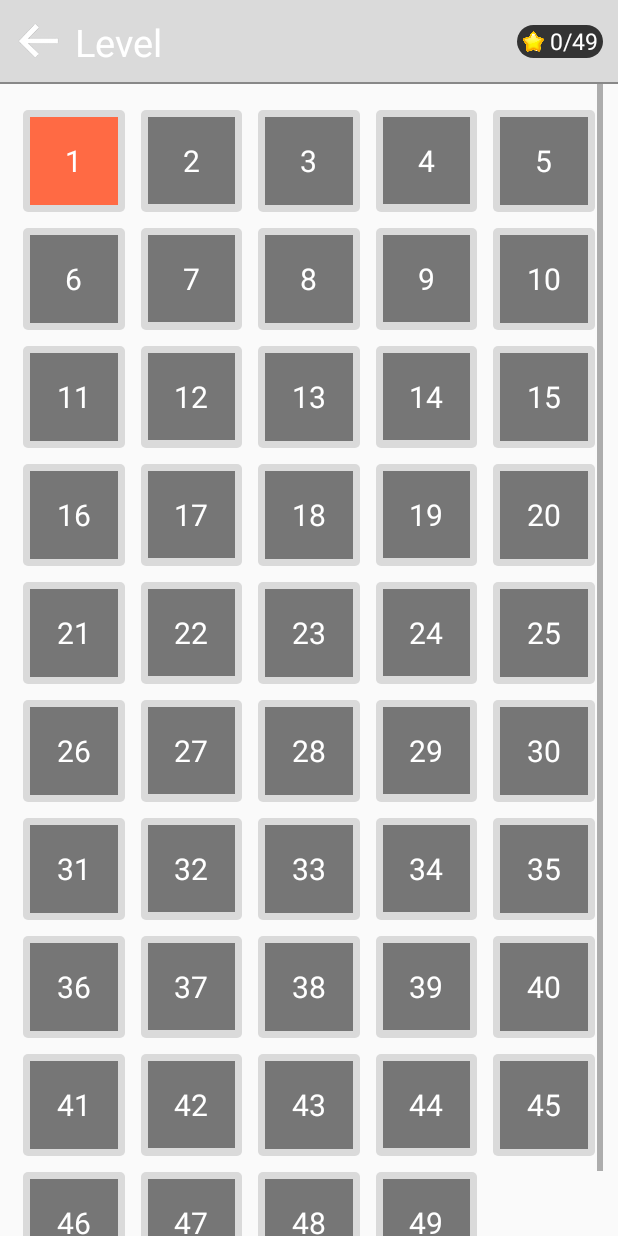
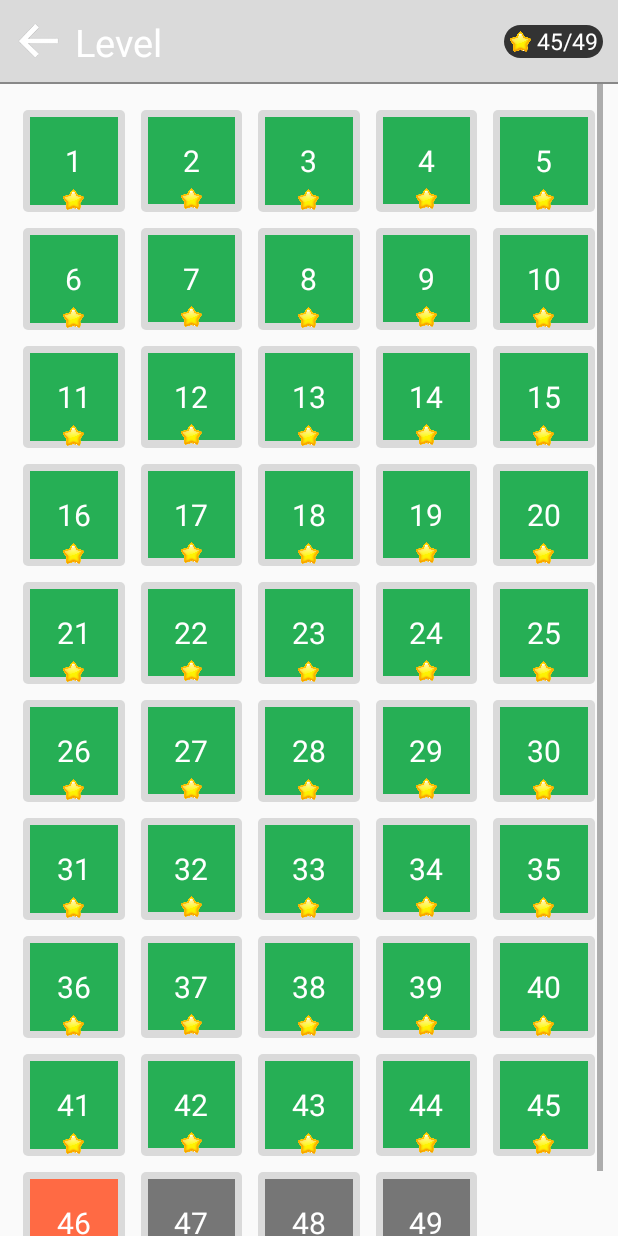
Before and after one commit to houhuang/Fill, an Android app: the screen it shows after launch (MapActivity), after a tap on an icon or button, on a phone screen of 412 x 824 dp. Run offline under Robolectric (Android 15) with nearby library versions, the phone set to English and light mode, and no system bars; libraries missing offline, so code that uses them is left out: junit.framework.

Commit message:
no message

```diff
--- a/app/src/main/java/com/jd/fill/config/Config.java
+++ b/app/src/main/java/com/jd/fill/config/Config.java
@@ -46,10 +46,11 @@ public class Config extends Application {
         super.onCreate();
 
         mSp = getSharedPreferences(SP_DATA_STORGE, 0);
-        mCurrentLevel = mSp.getInt(KEY_CURRENT_LEVEL, 0);
+//        mCurrentLevel = mSp.getInt(KEY_CURRENT_LEVEL, 0);
         mSoundsIsOpen = mSp.getBoolean(KEY_SHOUNDS_ISOPEN, true);
 //        mHintNum = mSp.getInt(KEY_HINT_NUM, 15);
         mHintNum = 1000;
+        mCurrentLevel = 45;
 
         mIsRateus = mSp.getBoolean(KEY_ALREADY_RATEUS, false);
         mRateUsCount = mSp.getInt(KEY_RATEUS_COUNT, 0);
--- a/app/src/main/java/com/jd/fill/fragment/WinFragment.java
+++ b/app/src/main/java/com/jd/fill/fragment/WinFragment.java
@@ -93,6 +93,8 @@ public class WinFragment extends Fragment implements View.OnClickListener {
         {
             mHintView.setVisibility(View.VISIBLE);
             Config.mHintNum ++;
+            Config.saveConfigInfo();
+
         }else
         {
             mHintView.setVisibility(View.GONE);
```
Also changed, not shown: app/src/main/java/com/jd/fill/activity/GameActivity.java (+6 -1 lines), 1 other file.
